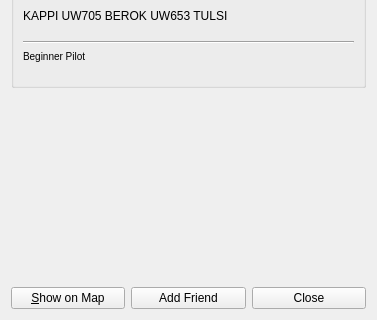
This is branches/jonas_unstable/QuteScoop/gui/PilotDetails.ui in qutescoop/qutescoop as Qt 5 draws it before an edit; both pictures show x 0 to 377 and y 295 to 615 of the 377 by 615 pixel window. The edited form follows.
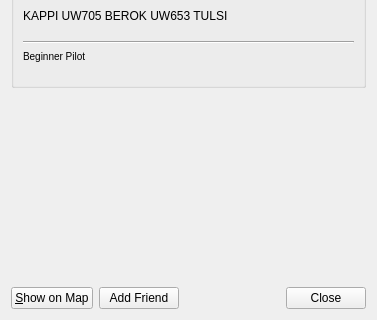
This is the edited form. Icons and pictures are not drawn.

The edit to the form file:
```diff
--- a/branches/jonas_unstable/QuteScoop/gui/PilotDetails.ui
+++ b/branches/jonas_unstable/QuteScoop/gui/PilotDetails.ui
@@ -244,12 +244,9 @@
       </widget>
      </item>
      <item>
-      <widget class="QPushButton" name="buttonClose">
-       <property name="text">
-        <string>Close</string>
-       </property>
-       <property name="shortcut">
-        <string>Esc</string>
+      <widget class="QDialogButtonBox" name="buttonBox">
+       <property name="standardButtons">
+        <set>QDialogButtonBox::Close</set>
        </property>
       </widget>
      </item>
```
Left out of the diff: 45 changed lines with no effect on the pictures.
